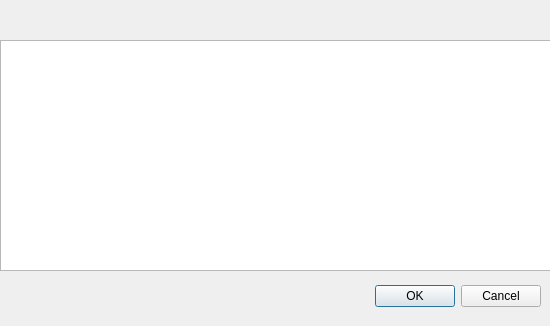
Above: gui/Morphy/taxadialog.ui from mbrazeau/MorphyWeb before the change. Below: the same form after it.
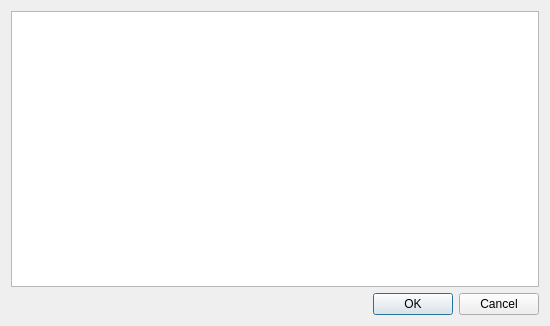
That is the form after the change.

Commit message: changes to layouts, nicer look

Patch:
```diff
--- a/gui/Morphy/taxadialog.ui
+++ b/gui/Morphy/taxadialog.ui
@@ -13,15 +13,12 @@
   <property name="windowTitle">
    <string>Taxon and Outgroup Settings</string>
   </property>
+  <layout class="QGridLayout" name="gridLayout">
+   <item row="0" column="0">
+    <widget class="QTableView" name="tableView"/>
+   </item>
+   <item row="1" column="0">
   <widget class="QDialogButtonBox" name="buttonBox">
-   <property name="geometry">
-    <rect>
-     <x>200</x>
-     <y>280</y>
-     <width>341</width>
-     <height>32</height>
-    </rect>
-   </property>
    <property name="orientation">
     <enum>Qt::Horizontal</enum>
    </property>
@@ -29,16 +26,8 @@
     <set>QDialogButtonBox::Cancel|QDialogButtonBox::Ok</set>
    </property>
   </widget>
-  <widget class="QTableView" name="tableView">
-   <property name="geometry">
-    <rect>
-     <x>0</x>
-     <y>40</y>
-     <width>551</width>
-     <height>231</height>
-    </rect>
-   </property>
-  </widget>
+   </item>
+  </layout>
  </widget>
  <resources/>
  <connections>
```
Lines whose indentation alone changed are shown as unchanged. The commit also changes 3 other files.
